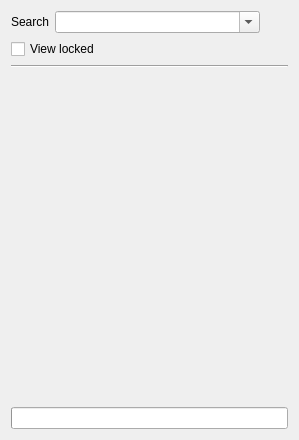
testmana2/mks, file v2/branches/dev/qCtagsSense/src/qCtagsSenseBrowser.ui: the form before one commit.
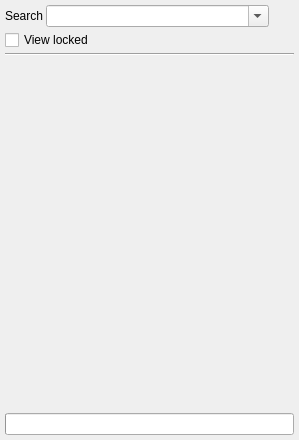
The form after the commit.

Commit message: Add the possibility to edit the qCtagsSense filtered suffixes Add rework a little the ui

The edit to the form file:
```diff
--- a/v2/branches/dev/qCtagsSense/src/qCtagsSenseBrowser.ui
+++ b/v2/branches/dev/qCtagsSense/src/qCtagsSenseBrowser.ui
@@ -11,8 +11,17 @@
    </rect>
   </property>
   <layout class="QVBoxLayout" name="verticalLayout">
+   <property name="spacing">
+    <number>3</number>
+   </property>
+   <property name="margin">
+    <number>5</number>
+   </property>
    <item>
     <layout class="QGridLayout" name="gridLayout">
+     <property name="spacing">
+      <number>3</number>
+     </property>
      <item row="0" column="0">
       <widget class="QLabel" name="lSearch">
        <property name="sizePolicy">
```
The commit also changes 7 other files.
